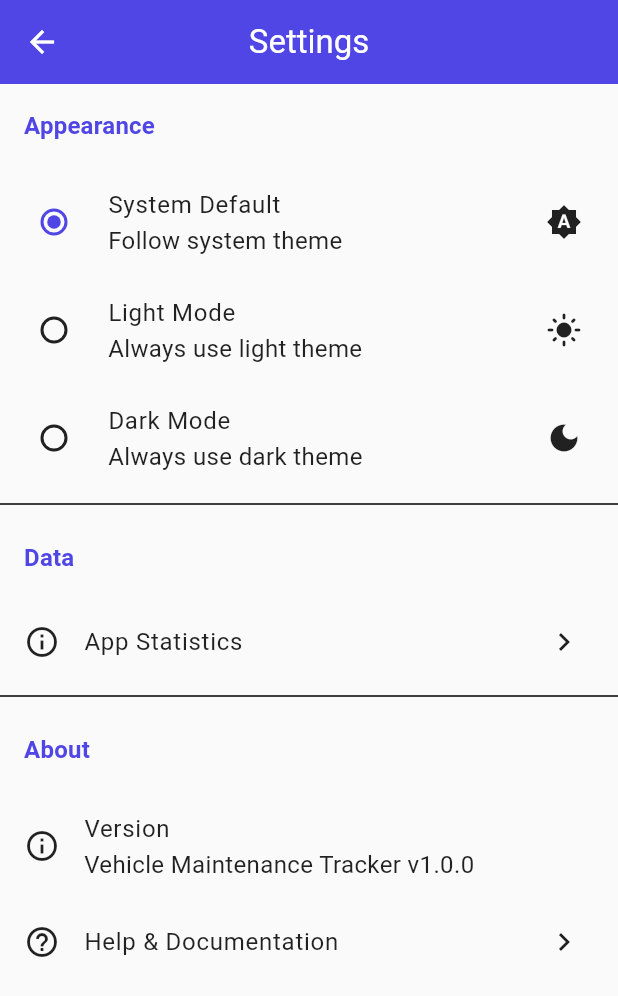
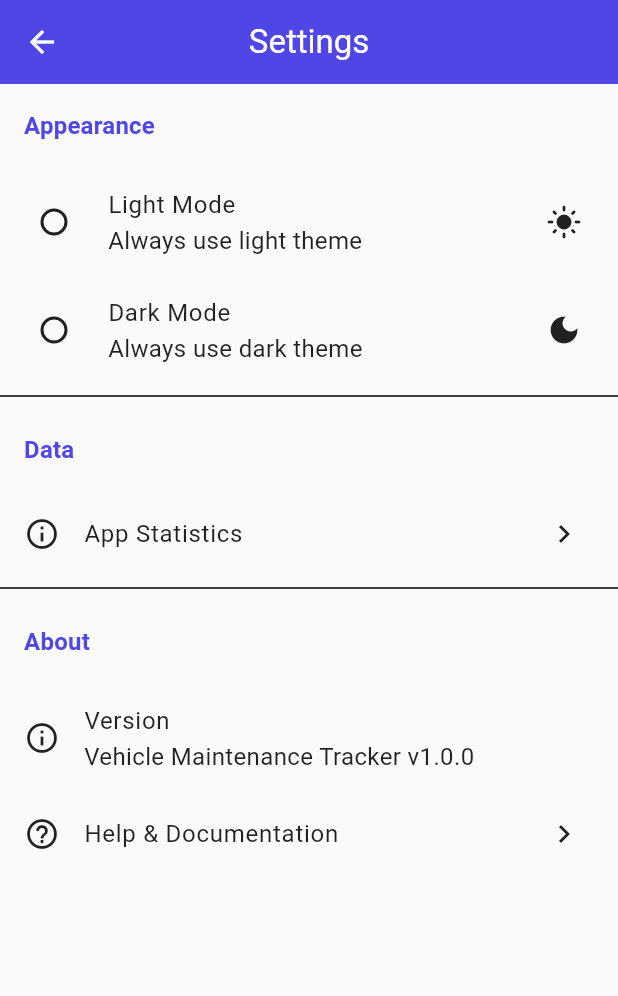
Before and after one commit to rishitaido/VehicleTrackerMAD, a Flutter app: the screen it shows after launch, after a tap on the "settings" icon, on a phone screen of 412 x 824 dp. Shown: the top 996 px of the screen. Run offline on Flutter 3.47's test engine with Material 3 defaults, Android fonts, the phone set to English and light mode, and no system bars; our stand-ins replace image_picker, shared_preferences, sqflite; accounts and stored records are empty.

Commit message:
fixed typos

```diff
--- a/lib/screens/maintenance_form_screen.dart
+++ b/lib/screens/maintenance_form_screen.dart
@@ -1,11 +1,11 @@
 import 'package:flutter/material.dart';
 import 'package:flutter/services.dart';
 import 'package:intl/intl.dart';
-import '../widgets.dart';
+import '../utility/widgets.dart';
 import '../repos.dart';
 import '../models.dart';
-import '../reminder_engine.dart';
-import '../validators.dart';
+import '../utility/reminder_helper.dart';
+import '../utility/validators.dart';
 
 class MaintenanceFormScreen extends StatefulWidget {
   const MaintenanceFormScreen({super.key});
--- a/lib/screens/settings_screen.dart
+++ b/lib/screens/settings_screen.dart
@@ -37,19 +37,6 @@ class _SettingsScreenState extends State<SettingsScreen> {
             ),
           ),
 
-          // Theme Mode Radio Buttons
-          RadioListTile<ThemeMode>(
-            secondary: const Icon(Icons.brightness_auto),
-            title: const Text('System Default'),
-            subtitle: const Text('Follow system theme'),
-            value: ThemeMode.system,
-            groupValue: themeProvider.themeMode,
-            onChanged: (value) {
-              if (value != null) {
-                themeProvider.setThemeMode(value);
-              }
-            },
-          ),
           RadioListTile<ThemeMode>(
             secondary: const Icon(Icons.light_mode),
             title: const Text('Light Mode'),
--- a/lib/screens/vehicle_form_screen.dart
+++ b/lib/screens/vehicle_form_screen.dart
@@ -2,10 +2,10 @@ import 'package:flutter/material.dart';
 import 'package:flutter/services.dart';
 import 'package:image_picker/image_picker.dart';
 import 'dart:io';
-import '../widgets.dart';
+import '../utility/widgets.dart';
 import '../repos.dart';
 import '../models.dart';
-import '../validators.dart';
+import '../utility/validators.dart';
 
 class VehicleFormScreen extends StatefulWidget {
   const VehicleFormScreen({super.key});
```
